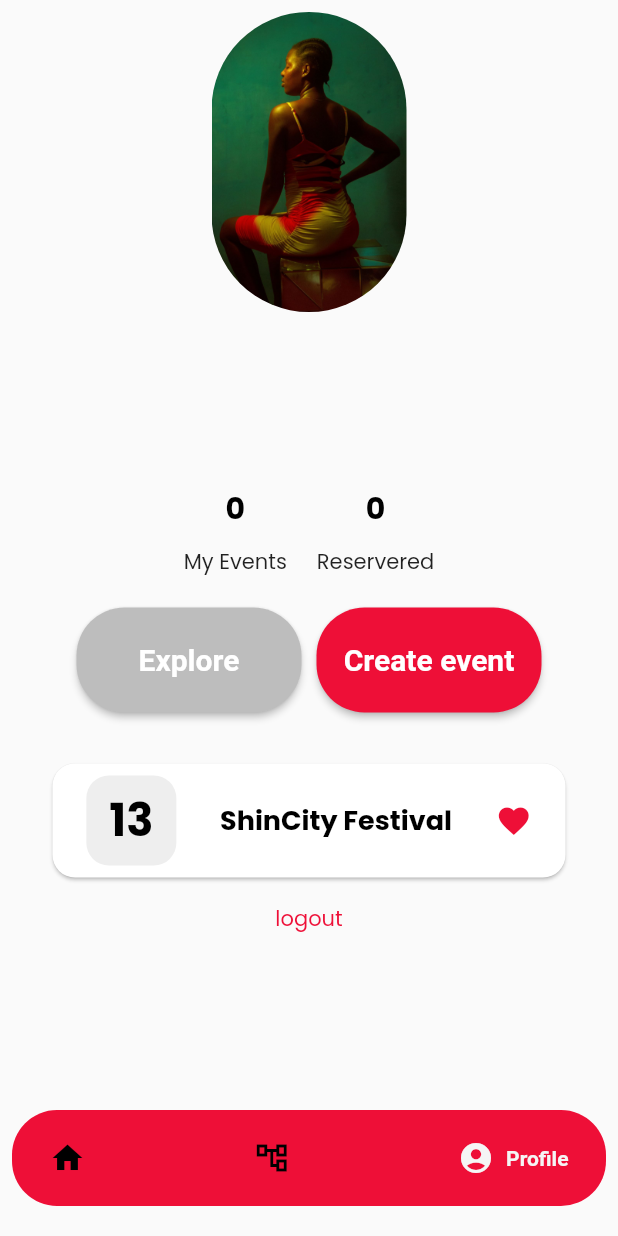
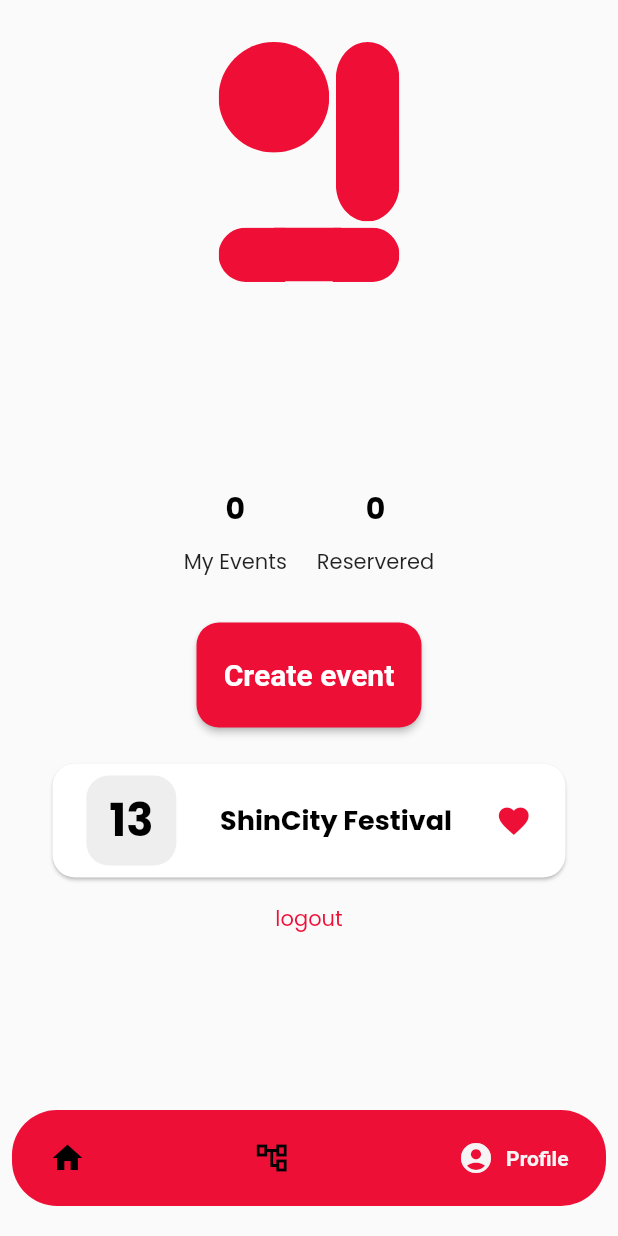
Before and after one commit to wayneotemah/flutter_fun-Galla_project-, a Flutter app: the screen it shows after launch, item 3 of the bottom bar chosen, on a phone screen of 412 x 824 dp. Run offline on Flutter 3.47's test engine with Material 2 defaults, Android fonts, the light colour scheme and no system bars; drawn by our look-alikes of google_nav_bar; our stand-ins replace flutter_svg, get, image_picker, shared_preferences; missing offline and left inert: dart:ffi; network calls fail.

Commit message:
profile endpoint stat

```diff
--- a/lib/views/pages/home.dart
+++ b/lib/views/pages/home.dart
@@ -179,7 +179,6 @@ class Home extends StatelessWidget {
       ));
     } else {
       String? message = response.reasonPhrase;
-      // print(message);
       ScaffoldMessenger.of(context).showSnackBar(SnackBar(
         behavior: SnackBarBehavior.floating,
         content: Text(message!),
--- a/lib/views/pages/profile.dart
+++ b/lib/views/pages/profile.dart
@@ -2,6 +2,7 @@ import 'package:ff_project/config.dart';
 import 'dart:convert';
 import 'package:ff_project/views/components/texts.dart';
 import 'package:flutter/material.dart';
+import 'package:flutter_svg/svg.dart';
 import 'package:get/get.dart';
 import 'package:http/http.dart' as http;
 
@@ -42,7 +43,6 @@ class _ProfileState extends State<Profile> {
     if (response.statusCode == 200) {
       Map<dynamic, dynamic> resJson = json.decode(response.body);
       setState(() {
-        print(resJson);
         _reserved = resJson['reservations'];
         _created_by_me = resJson['created_by_me'];
 
@@ -75,11 +75,10 @@ class _ProfileState extends State<Profile> {
                   borderRadius: BorderRadius.circular(50.0),
                   child: Align(
                     // alignment: Alignment.center,
-                    child: carvedEdgeImage(
-                      imageHeight: 200.0,
-                      imageWidth: 130.0,
-                      imageURL: 'assets/images/landimage2.jpg',
-                      radius: 100.0,
+                    child: SvgPicture.asset(
+                      'assets/images/logo.svg',
+                      width: 200,
+                      height: 200,
                     ),
                   ),
                 ),
@@ -114,26 +113,27 @@ class _ProfileState extends State<Profile> {
                     ],
                   ),
                 ),
+                const SizedBox(height: 10.0),
                 Row(
                   mainAxisAlignment: MainAxisAlignment.center,
                   children: [
+                    // elevatedButton(
+                    //     text: 'Explore',
+                    //     sizeWidth: 150.0,
+                    //     sizeHeight: 70.0,
+                    //     color: Colors.grey[400]),
+                    // const SizedBox(width: 10.0),
                     elevatedButton(
-                        text: 'Explore',
+                        function: () {
+                          Get.toNamed(RoutesClass.uploadpage);
+                        },
+                        text: 'Create event',
                         sizeWidth: 150.0,
                         sizeHeight: 70.0,
-                        color: Colors.grey[400]),
-                    const SizedBox(width: 10.0),
-                    elevatedButton(
-                      function: () {
-                        Get.toNamed(RoutesClass.uploadpage);
-                      },
-                      text: 'Create event',
-                      sizeWidth: 150.0,
-                      sizeHeight: 70.0,
-                    ),
+                        radius: 15.0),
                   ],
                 ),
-                const SizedBox(height: 30.0),
+                const SizedBox(height: 20.0),
                 SizedBox(
                   width: 350,
                   child: Card(
@@ -149,7 +149,6 @@ class _ProfileState extends State<Profile> {
                             width: 60,
                             height: 60,
                             decoration: BoxDecoration(
-                                // shape: BoxShape.circle,
                                 borderRadius: BorderRadius.circular(15.0),
                                 border: Border.all(
                                     color: Colors.black87,
@@ -179,15 +178,17 @@ class _ProfileState extends State<Profile> {
                     try {
                       _prefs.remove('id');
                       _prefs.remove('token');
+                      _prefs.remove('reserved');
+                      _prefs.remove('username');
+                      _prefs.remove('email');
                     } catch (error) {
-                      print(error);
+                      rethrow;
                     }
                     Get.toNamed(RoutesClass.getLoginRoute());
                   },
                   child: messageText(color: primaryColor, text: "logout"),
                 ),
               ],
-              // color: Colors.pink,
             ),
           ),
         ),
```
